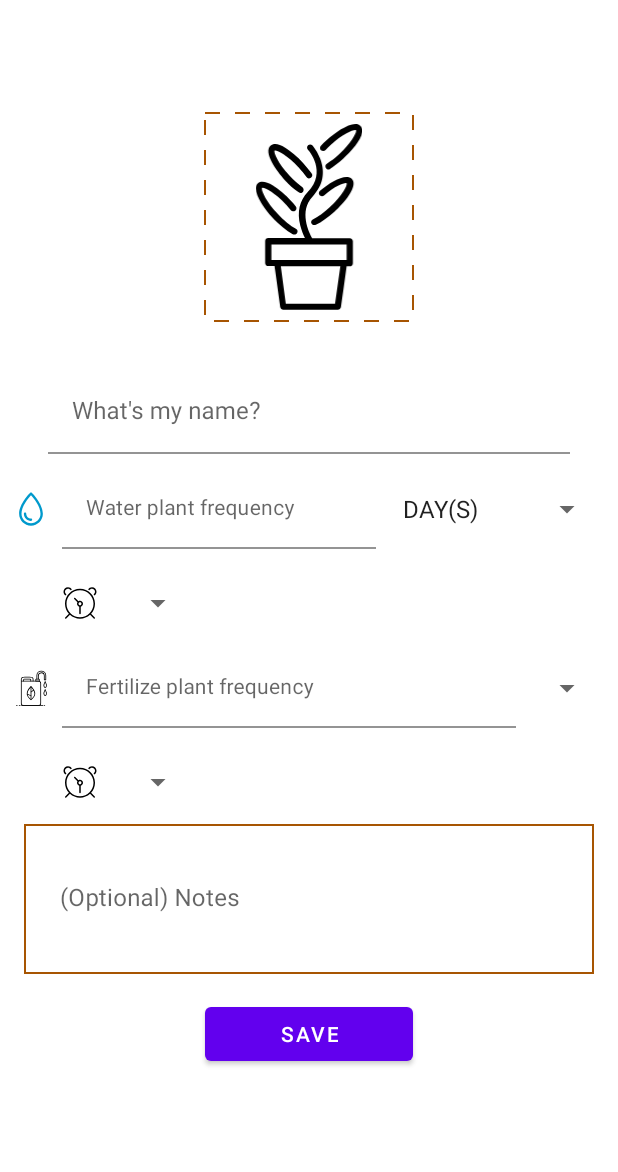
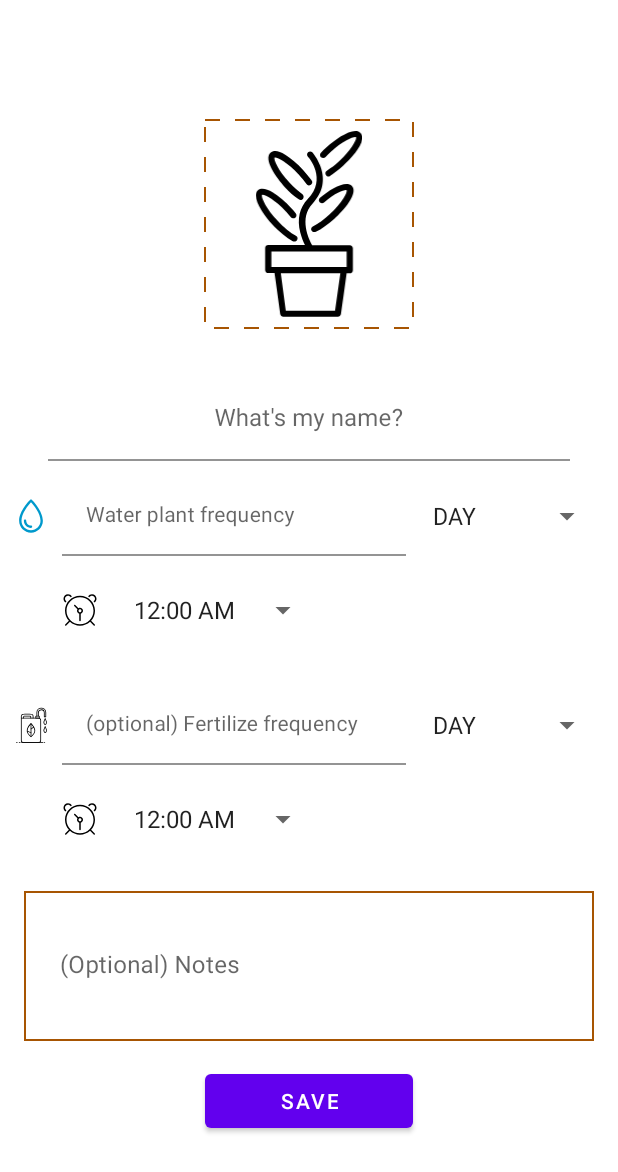
Before and after one commit to chan-kelv/ChloroFillReminder, an Android app built with Jetpack Compose: the screen it shows after launch (MainActivity), after a tap on "ADD PLANTS", on a phone screen of 412 x 824 dp. Shown: the top 1172 px of the screen. Run offline under Robolectric (Android 15) with nearby library versions, the phone set to English and light mode, and no system bars; our stand-ins replace Dagger/Hilt's generated code, Timber; plain views replace MaterialBetterSpinner; 4 statements that could not run were skipped.

```diff
--- /dev/null
+++ b/app/src/main/java/com/kelvinfocus/chlorofillreminder/model/TimeFrequencyUnit.kt
@@ -0,0 +1,20 @@
+package com.kelvinfocus.chlorofillreminder.model
+
+enum class TimeFrequencyUnit(interval: String) {
+    DAY("DAY(S)"),
+    MONTH("MONTH(S)");
+
+    companion object {
+        fun getAsList(): List<String> {
+            return listOf(DAY.name, MONTH.name)
+        }
+
+        fun String.toTimeInterval(): TimeFrequencyUnit? {
+            return when (this) {
+                DAY.name -> DAY
+                MONTH.name -> MONTH
+                else -> null
+            }
+        }
+    }
+}
--- /dev/null
+++ b/app/src/main/java/com/kelvinfocus/chlorofillreminder/model/TimeIntervals.kt
@@ -0,0 +1,20 @@
+package com.kelvinfocus.chlorofillreminder.model
+
+ class TimeIntervals {
+    companion object {
+        fun generateValidTimeIntervals(): List<String> {
+            return listOf(
+                "12:00 AM", "12:30 AM", "1:00 AM", "1:30 AM", "2:00 AM",
+                "2:30 AM", "3:00 AM", "3:30 AM", "4:00 AM", "4:30 AM",
+                "5:00 AM", "5:30 AM", "6:00 AM", "6:30 AM", "7:00 AM",
+                "7:30 AM", "8:00 AM", "8:30 AM", "9:00 AM", "9:30 AM",
+                "10:00 AM", "10:30 AM", "11:00 AM", "11:30 AM", "12:00 PM",
+                "12:30 PM", "1:00 PM", "1:30 PM", "2:00 PM", "2:30 PM",
+                "3:00 PM", "3:30 PM", "4:00 PM", "4:30 PM", "5:00 PM",
+                "5:30 PM", "6:00 PM", "6:30 PM", "7:00 PM", "7:30 PM",
+                "8:00 PM", "8:30 PM", "9:00 PM", "9:30 PM", "10:00 PM",
+                "10:30 PM", "11:00 PM", "11:30 PM", "12:00 PM", "12:30 PM",
+            )
+        }
+    }
+}
--- a/app/src/main/java/com/kelvinfocus/chlorofillreminder/ui/addplant/AddPlantFragment.kt
+++ b/app/src/main/java/com/kelvinfocus/chlorofillreminder/ui/addplant/AddPlantFragment.kt
@@ -7,12 +7,15 @@ import android.view.ViewGroup
 import android.widget.ArrayAdapter
 import androidx.fragment.app.Fragment
 import androidx.lifecycle.ViewModelProvider
+import com.kelvinfocus.chlorofillreminder.R
 import com.kelvinfocus.chlorofillreminder.databinding.FragmentAddPlantBinding
+import com.kelvinfocus.chlorofillreminder.model.TimeFrequencyUnit
+import com.kelvinfocus.chlorofillreminder.model.TimeIntervals
 import dagger.hilt.android.AndroidEntryPoint
 
 @AndroidEntryPoint
 class AddPlantFragment : Fragment() {
-    private lateinit var addPlantBinding: FragmentAddPlantBinding
+    private lateinit var binding: FragmentAddPlantBinding
     private lateinit var addPlantVM: AddPlantViewModel
 
     override fun onCreateView(
@@ -20,51 +23,89 @@ class AddPlantFragment : Fragment() {
         container: ViewGroup?,
         savedInstanceState: Bundle?
     ): View? {
-        addPlantBinding = FragmentAddPlantBinding.inflate(layoutInflater, container, false)
-        val view = addPlantBinding.root
+        binding = FragmentAddPlantBinding.inflate(layoutInflater, container, false)
+        val view = binding.root
 
         addPlantVM = ViewModelProvider(this).get(AddPlantViewModel::class.java)
 
-        setupView()
+        setupViewData()
         setupHandlers()
         return view
     }
 
-    private fun setupView() {
-        addPlantBinding.waterFrequencyDuration.setAdapter(ArrayAdapter<String>(
-            requireContext(),
-            android.R.layout.simple_dropdown_item_1line,
-            listOf("DAY(S)", "MONTH(S)")
-        ))
-        addPlantBinding.waterFrequencyDuration.setText("DAY(S)")
-//        addPlantBinding.waterFrequencyDuration.setSelection(1)
-        addPlantBinding.waterFrequencyAlarm.setText("10:00 AM")
-        addPlantBinding.fertilizerFrequencyAlarm.setText("10:00 PM")
-//        addPlantBinding.fertilizerFrequencyDuration.adapter =  ArrayAdapter<String>(
-//            requireContext(),
-//            android.R.layout.simple_dropdown_item_1line,
-//            listOf("DAY(S)", "MONTH(S)")
-//        )
-//        addPlantBinding.fertilizerFrequencyDuration.setSelection(0)
-//
-//        addPlantBinding.waterFrequencyAlarm.adapter = ArrayAdapter<String>(
-//            requireContext(),
-//            android.R.layout.simple_dropdown_item_1line,
-//            listOf("1:00 PM", "1:30 PM", "2 PM", "3 PM")
-//        )
-//        addPlantBinding.waterFrequencyAlarm.setSelection(3)
-//
-//        val adapter = ArrayAdapter<String>(
-//            requireContext(),
-//            android.R.layout.simple_dropdown_item_1line,
-//            listOf("1:00 PM", "1:30 PM", "2 PM", "3 PM")
-//        )
-//        addPlantBinding.fertilizerFrequencyAlarm.adapter = adapter
-//        addPlantBinding.fertilizerFrequencyAlarm.setSelection(1)
+    private fun setupViewData() {
+        setTimeFrequencyUnitSpinners()
+        setTimeIntervalSpinners()
+    }
+
+    private fun setTimeIntervalSpinners() {
+        binding.waterFrequencyAlarm.setAdapter(
+            ArrayAdapter(
+                requireContext(),
+                android.R.layout.simple_dropdown_item_1line,
+                TimeIntervals.generateValidTimeIntervals()
+            )
+        )
+        binding.waterFrequencyAlarm.setHint(R.string.no_alarm)
+
+        binding.fertilizerFrequencyAlarm.setAdapter(
+            ArrayAdapter(
+                requireContext(),
+                android.R.layout.simple_dropdown_item_1line,
+                TimeIntervals.generateValidTimeIntervals()
+            )
+        )
+        binding.fertilizerFrequencyAlarm.setHint(R.string.no_alarm)
+    }
+
+    private fun setTimeFrequencyUnitSpinners() {
+        val timeIntervals = TimeFrequencyUnit.getAsList()
+        binding.waterFrequencyUnit.setAdapter(
+            ArrayAdapter(
+                requireContext(),
+                android.R.layout.simple_dropdown_item_1line,
+                timeIntervals
+            )
+        )
+        binding.waterFrequencyUnit.setText(timeIntervals[0])
+
+        binding.fertilizerFrequencyUnit.setAdapter(
+            ArrayAdapter(
+                requireContext(),
+                android.R.layout.simple_dropdown_item_1line,
+                timeIntervals
+            )
+        )
+        binding.fertilizerFrequencyUnit.setHint(R.string.no_time_unit)
     }
 
     private fun setupHandlers() {
+        binding.saveNewPlantButton.setOnClickListener {
+            addPlantVM.newPlantValidCheck(
+                binding.waterAmountOfTimeInput.text.toString()
+            )
+        }
+        addPlantVM.waterScheduleInvalid.observe(viewLifecycleOwner) { invalidWaterFreq ->
+            if (invalidWaterFreq) {
+                binding.waterAmountOfTimeInput.error = "Invalid number"
+            }
+        }
 
+        addPlantVM.newPlantValid.observe(viewLifecycleOwner) { isValidPlant ->
+            if (isValidPlant) {
+                addPlantVM.savePlant(
+                    binding.plantPhoto,
+                    binding.plantName.text.toString(),
+                    binding.waterAmountOfTimeInput.text.toString(),
+                    binding.waterFrequencyUnit.text.toString(),
+                    binding.waterFrequencyAlarm.text.toString(),
+                    binding.fertilizeAmountOfTimesInput.text.toString(),
+                    binding.fertilizerFrequencyUnit.text.toString(),
+                    binding.fertilizerFrequencyAlarm.text.toString(),
+                    binding.plantNotes.text.toString(),
+                )
+            }
+        }
     }
 
     companion object {
--- a/app/src/main/java/com/kelvinfocus/chlorofillreminder/ui/addplant/AddPlantViewModel.kt
+++ b/app/src/main/java/com/kelvinfocus/chlorofillreminder/ui/addplant/AddPlantViewModel.kt
@@ -1,16 +1,53 @@
 package com.kelvinfocus.chlorofillreminder.ui.addplant
 
+import android.widget.ImageView
 import androidx.lifecycle.LiveData
 import androidx.lifecycle.MutableLiveData
 import androidx.lifecycle.ViewModel
+import timber.log.Timber
 
 class AddPlantViewModel: ViewModel() {
     private val _newPlantValid = MutableLiveData<Boolean>()
     val newPlantValid: LiveData<Boolean> = _newPlantValid
+//
+//    private val _plantNameInvalid = MutableLiveData<Boolean>()
+//    val plantNameInvalid: LiveData<Boolean> = _plantNameInvalid
 
     private val _waterScheduleInvalid = MutableLiveData<Boolean>()
     val waterScheduleInvalid: LiveData<Boolean> = _waterScheduleInvalid
+//
+//    private val _fertilizerScheduleInvalid = MutableLiveData<Boolean>()
+//    val fertilizerScheduleInvalid: LiveData<Boolean> = _fertilizerScheduleInvalid
 
-    private val _fertilizerScheduleInvalid = MutableLiveData<Boolean>()
-    val fertilizerScheduleInvalid: LiveData<Boolean> = _waterScheduleInvalid
+    fun newPlantValidCheck(
+        waterAmount: String?
+    ) {
+        var valid = false
+        if (!waterAmount.isNullOrBlank()) { //is there text
+            waterAmount.toIntOrNull()?.let { // is it a number
+                valid = it > 0 // is the number positive
+            }
+        }
+        if (!valid) {
+            _waterScheduleInvalid.value = true
+        }
+        _newPlantValid.value = valid
+    }
+
+    /**
+     * Validity has already been verified
+     */
+    fun savePlant(
+        plantPhoto: ImageView?,
+        plantName: String?,
+        waterAmount: String,
+        waterUnit: String,
+        waterAlarm: String?,
+        fertilizerAmount: String?,
+        fertilizerUnit: String?,
+        fertilizerAlarm: String?,
+        plantNotes: String?
+    ) {
+        Timber.d("save plant")
+    }
 }
--- a/app/src/main/res/layout/fragment_add_plant.xml
+++ b/app/src/main/res/layout/fragment_add_plant.xml
@@ -17,7 +17,7 @@
             app:layout_constraintGuide_percent="0.1" />
 
         <ImageView
-            android:id="@+id/imageView"
+            android:id="@+id/plant_photo"
             android:layout_width="140dp"
             android:layout_height="140dp"
             android:padding="8dp"
@@ -40,12 +40,13 @@
             android:inputType="textPersonName"
             app:layout_constraintEnd_toEndOf="parent"
             app:layout_constraintStart_toStartOf="parent"
-            app:layout_constraintTop_toBottomOf="@+id/imageView" >
+            app:layout_constraintTop_toBottomOf="@+id/plant_photo" >
             <com.google.android.material.textfield.TextInputEditText
                 android:id="@+id/plant_name"
                 android:layout_width="match_parent"
                 android:layout_height="match_parent"
-                android:background="@android:color/transparent"/>
+                android:background="@android:color/transparent"
+                android:gravity="center"/>
         </com.google.android.material.textfield.TextInputLayout>
 
         <ImageView
@@ -67,30 +68,32 @@
             android:layout_marginEnd="10dp"
             android:hint="Water plant frequency"
             app:layout_constraintBottom_toBottomOf="@id/water_image"
-            app:layout_constraintEnd_toStartOf="@+id/water_frequency_duration"
+            app:layout_constraintEnd_toStartOf="@+id/water_frequency_unit"
             app:layout_constraintStart_toEndOf="@id/water_image"
             app:layout_constraintTop_toTopOf="@id/water_image">
 
             <com.google.android.material.textfield.TextInputEditText
-                android:id="@+id/water_frequency_input"
+                android:id="@+id/water_amount_of_time_input"
                 android:layout_width="match_parent"
                 android:layout_height="wrap_content"
                 android:background="@android:color/transparent"
                 android:textSize="14sp"
                 android:inputType="number"/>
         </com.google.android.material.textfield.TextInputLayout>
+
         <com.weiwangcn.betterspinner.library.material.MaterialBetterSpinner
-            android:id="@+id/water_frequency_duration"
+            android:id="@+id/water_frequency_unit"
             android:layout_width="wrap_content"
             android:layout_height="wrap_content"
             android:layout_marginEnd="10dp"
+            android:ems="6"
+            android:minHeight="48dp"
             android:spinnerMode="dropdown"
-            android:ems="6"
             android:textSize="14sp"
             app:layout_constraintBottom_toBottomOf="@+id/water_frequency_input_layout"
             app:layout_constraintEnd_toEndOf="parent"
             app:layout_constraintTop_toTopOf="@+id/water_frequency_input_layout"
-            tools:hint="Days"/>
+            tools:hint="Days" />
 
         <ImageView
             android:id="@+id/water_alarm_image"
@@ -106,12 +109,13 @@
             android:layout_width="wrap_content"
             android:layout_height="wrap_content"
             android:layout_marginStart="16dp"
-            android:ems="5"
+            android:ems="6"
+            android:minHeight="48dp"
             android:textSize="14sp"
             app:layout_constraintBottom_toBottomOf="@+id/water_alarm_image"
             app:layout_constraintStart_toEndOf="@+id/water_alarm_image"
             app:layout_constraintTop_toTopOf="@+id/water_alarm_image"
-            tools:hint="10:00 AM"/>
+            tools:hint="10:00 AM" />
 
     <!--    <ImageView-->
     <!--        android:id="@+id/imageView2"-->
@@ -137,31 +141,34 @@
             android:layout_height="wrap_content"
             android:layout_marginStart="8dp"
             android:layout_marginEnd="10dp"
-            android:hint="Fertilize plant frequency"
+            android:hint="(optional) Fertilize frequency"
             app:layout_constraintBottom_toBottomOf="@+id/fertilize_image"
-            app:layout_constraintEnd_toStartOf="@+id/fertilizer_frequency_duration"
+            app:layout_constraintEnd_toStartOf="@+id/fertilizer_frequency_unit"
             app:layout_constraintHorizontal_bias="0.25"
             app:layout_constraintStart_toEndOf="@+id/fertilize_image"
                 app:layout_constraintTop_toTopOf="@+id/fertilize_image" >
                 <com.google.android.material.textfield.TextInputEditText
+                    android:id="@+id/fertilize_amount_of_times_input"
                     android:layout_width="match_parent"
                     android:layout_height="wrap_content"
                     android:inputType="number"
                     android:textSize="14sp"
                     android:background="@android:color/transparent"/>
             </com.google.android.material.textfield.TextInputLayout>
+
         <com.weiwangcn.betterspinner.library.material.MaterialBetterSpinner
-            android:id="@+id/fertilizer_frequency_duration"
+            android:id="@+id/fertilizer_frequency_unit"
             android:layout_width="wrap_content"
             android:layout_height="wrap_content"
             android:layout_marginEnd="10dp"
+            android:ems="6"
+            android:minHeight="48dp"
             android:spinnerMode="dropdown"
-            android:ems="6"
             android:textSize="14sp"
             app:layout_constraintBottom_toBottomOf="@+id/fertilize_frequency_input_layout"
             app:layout_constraintEnd_toEndOf="parent"
             app:layout_constraintTop_toTopOf="@+id/fertilize_frequency_input_layout"
-            tools:hint="Days"/>
+            tools:hint="Days" />
 
         <ImageView
             android:id="@+id/fertilizer_alarm_image"
@@ -177,12 +184,13 @@
             android:layout_width="wrap_content"
             android:layout_height="wrap_content"
             android:layout_marginStart="16dp"
-            android:ems="5"
+            android:ems="6"
+            android:minHeight="48dp"
             android:textSize="14sp"
             app:layout_constraintBottom_toBottomOf="@+id/fertilizer_alarm_image"
             app:layout_constraintStart_toEndOf="@+id/fertilizer_alarm_image"
             app:layout_constraintTop_toTopOf="@+id/fertilizer_alarm_image"
-            tools:hint="10:00 AM"/>
+            tools:hint="10:00 AM" />
 
 
         <com.google.android.material.textfield.TextInputLayout
--- a/app/src/main/res/values/strings.xml
+++ b/app/src/main/res/values/strings.xml
@@ -4,9 +4,6 @@
     <string name="upcoming_reminders">Upcoming Reminders</string>
     <string name="add_plants">Add Plants</string>
     <string name="see_all">See all friends</string>
-
-    <string-array name="schedule_frequency">
-        <item>Day(s)</item>
-        <item>Month(s)</item>
-    </string-array>
+    <string name="no_time_unit">None</string>
+    <string name="no_alarm">No alarm</string>
 </resources>
```
